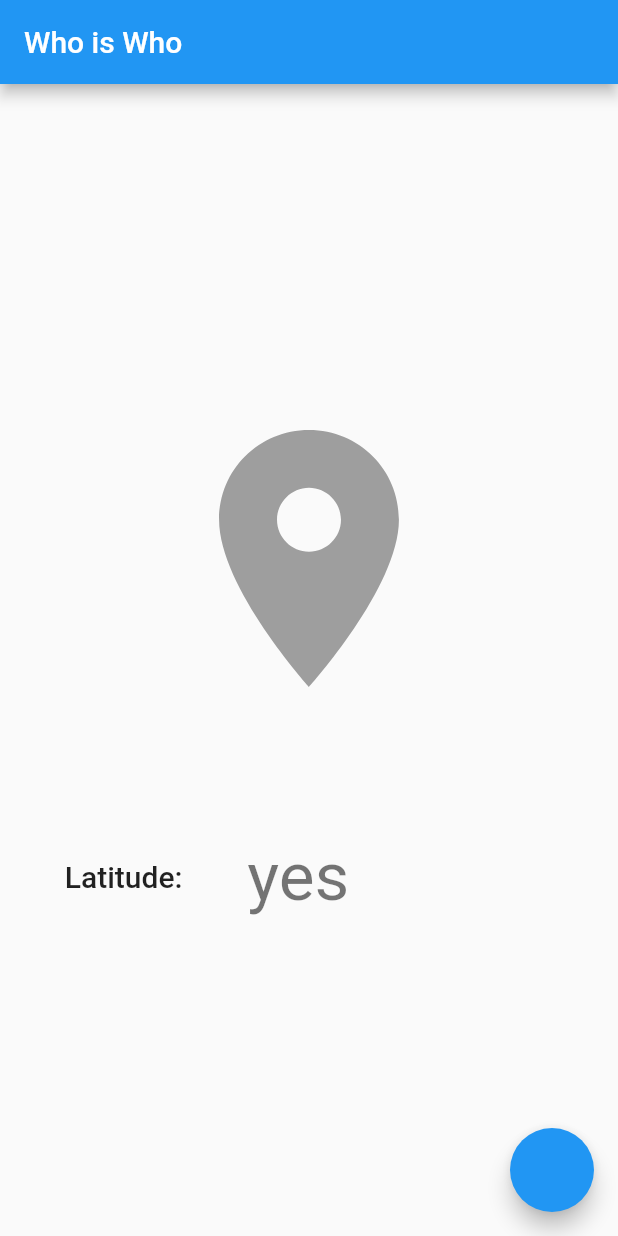
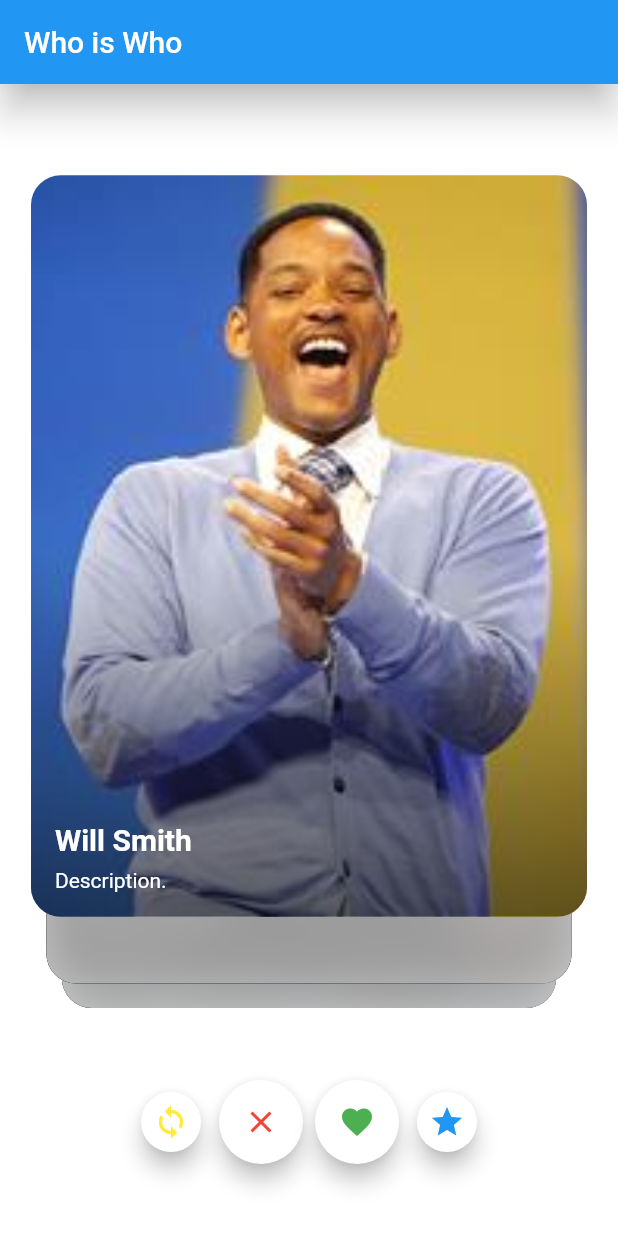
Before and after one commit to Tantan4321/flutter-whoiswho, a Flutter app: the screen it shows after launch, on a phone screen of 412 x 824 dp. Run offline on Flutter 3.47's test engine with Material 2 defaults, Android fonts, the phone set to English and light mode, and no system bars.

Commit message:
Working Who is Who card display framework

```diff
--- /dev/null
+++ b/lib/card.dart
@@ -0,0 +1,79 @@
+import 'dart:ui';
+
+import 'package:flutter/material.dart';
+import 'package:flutter_whoiswho/game_framework.dart';
+
+class WhoIsCard extends StatefulWidget {
+  bool visible = false;
+  final Individual individual;
+
+  WhoIsCard(this.individual);
+
+  _WhoIsCardState _state = _WhoIsCardState();
+  @override
+  _WhoIsCardState createState() => _state;
+
+
+  void makeVisible() {
+    visible = true;
+  }
+}
+
+class _WhoIsCardState extends State<WhoIsCard> {
+
+  @override
+  Widget build(BuildContext context) {
+    return ClipRRect(
+      borderRadius: BorderRadius.circular(20.0),
+      child: Stack(
+        children: <Widget>[
+          SizedBox.expand(
+            ///Image layer
+            child: Image.asset(widget.individual.getPath(), fit: BoxFit.cover),
+          ),
+          SizedBox.expand(
+            child: Container(
+              decoration: BoxDecoration(
+                  gradient: LinearGradient(
+                      colors: [Colors.transparent, Colors.black54],
+                      begin: Alignment.center,
+                      end: Alignment.bottomCenter)),
+            ),
+          ),
+          Align(
+            ///Text layer
+            alignment: Alignment.bottomLeft,
+            child: Container(
+                padding: EdgeInsets.symmetric(vertical: 16.0, horizontal: 16.0),
+                child: Column(
+                  mainAxisAlignment: MainAxisAlignment.end,
+                  crossAxisAlignment: CrossAxisAlignment.start,
+                  children: <Widget>[
+                    Text(widget.individual.getName(),
+                        style: TextStyle(
+                            color: Colors.white,
+                            fontSize: 20.0,
+                            fontWeight: FontWeight.w700)),
+                    Padding(padding: EdgeInsets.only(bottom: 8.0)),
+                    Text('Description.',
+                        textAlign: TextAlign.start,
+                        style: TextStyle(color: Colors.white)),
+                  ],
+                )),
+          ),
+          SizedBox.expand(
+            ///Card blur filter
+            child: !widget.visible ? Container(
+              child: BackdropFilter(
+                  filter: ImageFilter.blur(sigmaX: 15.0, sigmaY: 15.0),
+                  child: Container(
+                    decoration: BoxDecoration(
+                        color: Colors.grey.shade400.withOpacity(0.8)),
+                  )),
+            ): Container()
+          ),
+        ],
+      ),
+    );
+  }
+}
--- a/lib/data.dart
+++ b/lib/data.dart
@@ -3,103 +3,103 @@ class data {
   {
     "famous_people": [
       {
-        "img": "/assets/img/abraham_lincoln.jpg",
+        "img": "assets/img/abraham_lincoln.jpg",
         "name": "Abraham Lincoln"
       },
       {
-        "img": "/assets/img/albert_einstein.jpg",
+        "img": "assets/img/albert_einstein.jpg",
         "name": "Albert Einstein"
       },
       {
-        "img": "/assets/img/barak_obama.jpg",
+        "img": "assets/img/barak_obama.jpg",
         "name": "Barak Obama"
       },
       {
-        "img": "/assets/img/benjamin_franklin.jpg",
+        "img": "assets/img/benjamin_franklin.jpg",
         "name": "Benjamin Franklin"
       },
       {
-        "img": "/assets/img/bill_gates.jpg",
+        "img": "assets/img/bill_gates.jpg",
         "name": "Bill Gates"
       },
       {
-        "img": "/assets/img/brad_pitt.jpg",
+        "img": "assets/img/brad_pitt.jpg",
         "name": "Brad Pitt"
       },
       {
-        "img": "/assets/img/dalai_lama.jpg",
+        "img": "assets/img/dalai_lama.jpg",
         "name": "Dalai Lama"
       },
       {
-        "img": "/assets/img/donald_trump.jpg",
+        "img": "assets/img/donald_trump.jpg",
         "name": "Donald Trump"
       },
       {
-        "img": "/assets/img/elon_musk.jpg",
+        "img": "assets/img/elon_musk.jpg",
         "name": "Elon Musk"
       },
       {
-        "img": "/assets/img/elvis_presley.jpg",
+        "img": "assets/img/elvis_presley.jpg",
         "name": "Elvis Presley"
       },
       {
-        "img": "/assets/img/george_washington.jpg",
+        "img": "assets/img/george_washington.jpg",
         "name": "George Washington"
       },
       {
-        "img": "/assets/img/hillary_clinton.jpg",
+        "img": "assets/img/hillary_clinton.jpg",
         "name": "Hillary Clinton"
       },
       {
-        "img": "/assets/img/isaac_newton.jpg",
+        "img": "assets/img/isaac_newton.jpg",
         "name": "Isaac Newton"
       },
       {
-        "img": "/assets/img/joseph_stalin.jpg",
+        "img": "assets/img/joseph_stalin.jpg",
         "name": "Joseph Stalin"
       },
       {
-        "img": "/assets/img/malala_yousafzi.jpg",
+        "img": "assets/img/malala_yousafzi.jpg",
         "name": "Malala Yousafzi"
       },
       {
-        "img": "/assets/img/micheal_jackson.jpg",
+        "img": "assets/img/micheal_jackson.jpg",
         "name": "Micheal Jackson"
       },
       {
-        "img": "/assets/img/micheal_phelps.jpg",
+        "img": "assets/img/micheal_phelps.jpg",
         "name": "Micheal Phelps"
       },
       {
-        "img": "/assets/img/oprah_winfrey.jpg",
+        "img": "assets/img/oprah_winfrey.jpg",
         "name": "Oprah Winfrey"
       },
       {
-        "img": "/assets/img/paul_mccartney.jpg",
+        "img": "assets/img/paul_mccartney.jpg",
         "name": "Paul Mccartney"
       },
       {
-        "img": "/assets/img/post_malone.jpg",
+        "img": "assets/img/post_malone.jpg",
         "name": "Post Malone"
       },
       {
-        "img": "/assets/img/robert_downey_jr.jpg",
-        "name": "Robert Downey Jr."
+        "img": "assets/img/robert_downey_jr.jpg",
+        "name": "Robert Downey Jr"
       },
       {
-        "img": "/assets/img/rodger_federer.jpg",
+        "img": "assets/img/rodger_federer.jpg",
         "name": "Rodger Federer"
       },
       {
-        "img": "/assets/img/stephen_hawking.jpg",
+        "img": "assets/img/stephen_hawking.jpg",
         "name": "Stephen Hawking"
       },
       {
-        "img": "/assets/img/steve_jobs.jpg",
+        "img": "assets/img/steve_jobs.jpg",
         "name": "Steve Jobs"
       },
       {
-        "img": "/assets/img/will_smith.jpg",
+        "img": "assets/img/will_smith.jpg",
         "name": "Will Smith"
       }
     ]
--- a/lib/game_framework.dart
+++ b/lib/game_framework.dart
@@ -1,5 +1,3 @@
-
-import 'dart:convert';
 import 'dart:core';
 
 import 'package:flutter_whoiswho/data.dart';
@@ -16,7 +14,7 @@ class Game {
   }
 
   List<Individual> jsonToList(jsonData) {
-    return jsonData["famous_people"] //TODO: rework to be compatible with any name
+    return jsonData["famous_people"] //TODO: rework to be compatible with any
         .map<Individual>((jsonObject) => Individual.fromJson(jsonObject))
         .toList();
   }
@@ -56,7 +54,8 @@ class Individual {
   Individual(this.name, this.imagePath);
 
   factory Individual.fromJson(Map<String, dynamic> jsonObject) {
-    return Individual(jsonObject["name"].toString(), jsonObject["img"].toString());
+    return Individual(
+        jsonObject["name"].toString(), jsonObject["img"].toString());
   }
 
   String getName() {
--- a/lib/main.dart
+++ b/lib/main.dart
@@ -1,6 +1,6 @@
-
 import 'package:flutter/material.dart';
 import 'package:flutter_whoiswho/game_framework.dart';
+import 'package:flutter_whoiswho/primary_page.dart';
 
 void main() {
   runApp(MyApp());
@@ -27,9 +27,6 @@ class HomePage extends StatefulWidget {
 }
 
 class _HomePageState extends State<HomePage> {
-  Game game;
-  List<Individual> firstFew;
-
   @override
   void initState() {
     super.initState();
@@ -37,56 +34,21 @@ class _HomePageState extends State<HomePage> {
   }
 
   initPlatformState() {
-    game = Game();
 
-    firstFew = game.getFirstFew(3);
 
     setState(() {});
   }
 
   @override
   Widget build(BuildContext context) {
-    double width = MediaQuery.of(context).size.width;
-    double height = MediaQuery.of(context).size.height;
     return Scaffold(
         appBar: AppBar(
+          elevation: 10.0,
           title: Text('Who is Who'),
         ),
-        body: Container(
-          child: Column(
-            mainAxisAlignment: MainAxisAlignment.center,
-            children: <Widget>[
-              Icon(
-                Icons.location_on,
-                color: Colors.grey,
-                size: width * 0.5,
-              ),
-              SizedBox(height: height * 0.1),
-              Row(
-                children: <Widget>[
-                  Container(
-                    padding: const EdgeInsets.all(12.0),
-                    width: width * 0.4,
-                    child: Text(
-                      'Latitude:',
-                      textAlign: TextAlign.center,
-                      style: Theme.of(context).textTheme.title,
-                    ),
-                  ),
-                  Expanded(
-                    child: Text(
-                      "yes",
-                      textAlign: TextAlign.left,
-                      style: Theme.of(context).textTheme.display2,
-                    ),
-                  ),
-                ],
-              ),
-            ],
-          ),
-        ),
-        floatingActionButton:
-            FloatingActionButton(onPressed: null));
+        backgroundColor: Colors.white,
+        body: HomeScreen(context)
+    );
   }
 
   Image loadImage(String path) {
--- /dev/null
+++ b/lib/primary_page.dart
@@ -0,0 +1,254 @@
+import 'dart:ui';
+
+import 'package:flutter/material.dart';
+import 'package:flutter_whoiswho/card.dart';
+import 'game_framework.dart';
+import 'dart:math';
+
+List<Alignment> cardsAlign = [
+  Alignment(0.0, 1.0),
+  Alignment(0.0, 0.8),
+  Alignment(0.0, 0.0)
+];
+List<Size> cardsSize = List(3);
+
+class HomeScreen extends StatefulWidget {
+  HomeScreen(BuildContext context) {
+    cardsSize[0] = Size(MediaQuery.of(context).size.width * 0.9,
+        MediaQuery.of(context).size.height * 0.6);
+    cardsSize[1] = Size(MediaQuery.of(context).size.width * 0.85,
+        MediaQuery.of(context).size.height * 0.55);
+    cardsSize[2] = Size(MediaQuery.of(context).size.width * 0.8,
+        MediaQuery.of(context).size.height * 0.5);
+  }
+
+  @override
+  _HomeScreenState createState() => _HomeScreenState();
+}
+
+class _HomeScreenState extends State<HomeScreen>
+    with SingleTickerProviderStateMixin {
+  Game game;
+
+  List<WhoIsCard> cards = List();
+  AnimationController _controller;
+
+  final Alignment defaultTopCardAlign = Alignment(0.0, 0.0);
+  Alignment topCardAlign;
+  double topCardRot = 0.0;
+
+  @override
+  void initState() {
+    super.initState();
+    //Init the game
+    game = Game();
+    //Get the first few cards
+    List<Individual> firstFew = game.getFirstFew(cardsSize.length);
+
+    //Init cards
+    for (Individual individual in firstFew) {
+      cards.add(WhoIsCard(individual));
+    }
+    cards[0].makeVisible(); //Make the top card visible
+
+    topCardAlign = cardsAlign[2];
+
+    //Init the animation controller
+    _controller =
+        AnimationController(duration: Duration(milliseconds: 700), vsync: this);
+    _controller.addListener(() => setState(() {}));
+    _controller.addStatusListener((AnimationStatus status) {
+      if (status == AnimationStatus.completed) refreshCards();
+    });
+  }
+
+  @override
+  Widget build(BuildContext context) {
+    return Column(
+      children: <Widget>[
+        Expanded(
+            child: Stack(
+          children: <Widget>[
+            backCard(),
+            middleCard(),
+            topCard(),
+
+            // Prevent swiping if the cards are animating
+            _controller.status != AnimationStatus.forward
+                ? SizedBox.expand(
+                    child: GestureDetector(
+                    onPanUpdate: (DragUpdateDetails details) {
+                      //While dragging the first card,
+                      //Add what the user swiped in the last frame to the alignment of the card
+                      setState(() {
+                        topCardAlign = Alignment(
+                            topCardAlign.x +
+                                20 *
+                                    details.delta.dx /
+                                    MediaQuery.of(context).size.width,
+                            topCardAlign.y +
+                                40 *
+                                    details.delta.dy /
+                                    MediaQuery.of(context).size.height);
+
+                        topCardRot = topCardAlign.x;
+                      });
+                    },
+                    onPanEnd: (_) {
+                      //When releasing the first card
+                      //If the front card was swiped far enough to count as swiped
+                      if (topCardAlign.x > 3.0 || topCardAlign.x < -3.0) {
+                        animateCards();
+                      } else {
+                        //Otherwise go back to initial rotation and alignment
+                        setState(() {
+                          topCardAlign = defaultTopCardAlign;
+                          topCardRot = 0.0;
+                        });
+                      }
+                    },
+                  ))
+                : Container()
+          ],
+        )),
+        buttonsRow()
+      ],
+    );
+  }
+
+  Widget backCard() {
+    return Align(
+      alignment: _controller.status == AnimationStatus.forward
+          ? CardsAnimation.backCardAlignmentAnim(_controller).value
+          : cardsAlign[0],
+      child: SizedBox.fromSize(
+          size: _controller.status == AnimationStatus.forward
+              ? CardsAnimation.backCardSizeAnim(_controller).value
+              : cardsSize[2],
+          child: cards[2]),
+    );
+  }
+
+  Widget middleCard() {
+    return Align(
+      alignment: _controller.status == AnimationStatus.forward
+          ? CardsAnimation.middleCardAlignmentAnim(_controller).value
+          : cardsAlign[1],
+      child: SizedBox.fromSize(
+          size: _controller.status == AnimationStatus.forward
+              ? CardsAnimation.middleCardSizeAnim(_controller).value
+              : cardsSize[1],
+          child: cards[1]),
+    );
+  }
+
+  Widget topCard() {
+    return Align(
+        alignment: _controller.status == AnimationStatus.forward
+            ? CardsAnimation.topCardDisappearAlignmentAnim(
+                    _controller, topCardAlign)
+                .value
+            : topCardAlign,
+        child: Transform.rotate(
+          angle: (pi / 180.0) * topCardRot,
+          child: SizedBox.fromSize(size: cardsSize[0], child: cards[0]),
+        ));
+  }
+
+  void refreshCards() {
+    setState(() {
+      cards[0] = cards[1];
+      cards[1] = cards[2];
+      cards[2] = WhoIsCard(game.next(false));
+
+      cards[0].makeVisible(); //Make the top card visible
+
+      //Reset alignments
+      topCardAlign = defaultTopCardAlign;
+      topCardRot = 0.0;
+    });
+  }
+
+  void animateCards() {
+    _controller.stop();
+    _controller.value = 0.0;
+    _controller.forward();
+  }
+
+  Widget buttonsRow() {
+    return Container(
+      margin: EdgeInsets.symmetric(vertical: 48.0),
+      child: Row(
+        mainAxisAlignment: MainAxisAlignment.center,
+        crossAxisAlignment: CrossAxisAlignment.center,
+        children: <Widget>[
+          FloatingActionButton(
+            mini: true,
+            onPressed: () {},
+            backgroundColor: Colors.white,
+            child: Icon(Icons.loop, color: Colors.yellow),
+          ),
+          Padding(padding: EdgeInsets.only(right: 8.0)),
+          FloatingActionButton(
+            onPressed: () {},
+            backgroundColor: Colors.white,
+            child: Icon(Icons.close, color: Colors.red),
+          ),
+          Padding(padding: EdgeInsets.only(right: 8.0)),
+          FloatingActionButton(
+            onPressed: () {},
+            backgroundColor: Colors.white,
+            child: Icon(Icons.favorite, color: Colors.green),
+          ),
+          Padding(padding: EdgeInsets.only(right: 8.0)),
+          FloatingActionButton(
+            mini: true,
+            onPressed: () {},
+            backgroundColor: Colors.white,
+            child: Icon(Icons.star, color: Colors.blue),
+          ),
+        ],
+      ),
+    );
+  }
+}
+
+class CardsAnimation {
+  static Animation<Alignment> backCardAlignmentAnim(
+      AnimationController parent) {
+    return AlignmentTween(begin: cardsAlign[0], end: cardsAlign[1]).animate(
+        CurvedAnimation(
+            parent: parent, curve: Interval(0.4, 0.7, curve: Curves.easeIn)));
+  }
+
+  static Animation<Size> backCardSizeAnim(AnimationController parent) {
+    return SizeTween(begin: cardsSize[2], end: cardsSize[1]).animate(
+        CurvedAnimation(
+            parent: parent, curve: Interval(0.4, 0.7, curve: Curves.easeIn)));
+  }
+
+  static Animation<Alignment> middleCardAlignmentAnim(
+      AnimationController parent) {
+    return AlignmentTween(begin: cardsAlign[1], end: cardsAlign[2]).animate(
+        CurvedAnimation(
+            parent: parent, curve: Interval(0.2, 0.5, curve: Curves.easeIn)));
+  }
+
+  static Animation<Size> middleCardSizeAnim(AnimationController parent) {
+    return SizeTween(begin: cardsSize[1], end: cardsSize[0]).animate(
+        CurvedAnimation(
+            parent: parent, curve: Interval(0.2, 0.5, curve: Curves.easeIn)));
+  }
+
+  static Animation<Alignment> topCardDisappearAlignmentAnim(
+      AnimationController parent, Alignment beginAlign) {
+    return AlignmentTween(
+            begin: beginAlign,
+            end: Alignment(
+                beginAlign.x > 0 ? beginAlign.x + 30.0 : beginAlign.x - 30.0,
+                0.0) // Has swiped to the left or right?
+            )
+        .animate(CurvedAnimation(
+            parent: parent, curve: Interval(0.0, 0.5, curve: Curves.easeIn)));
+  }
+}
```
